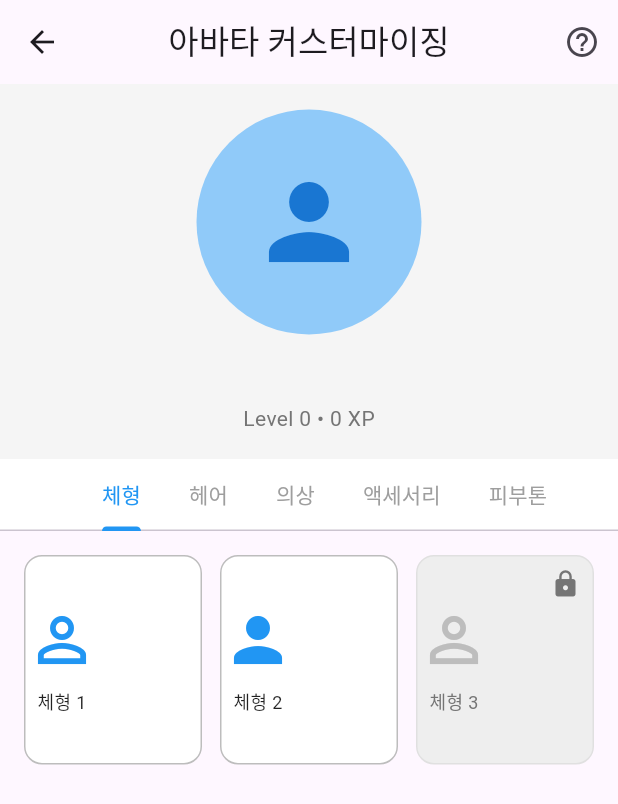
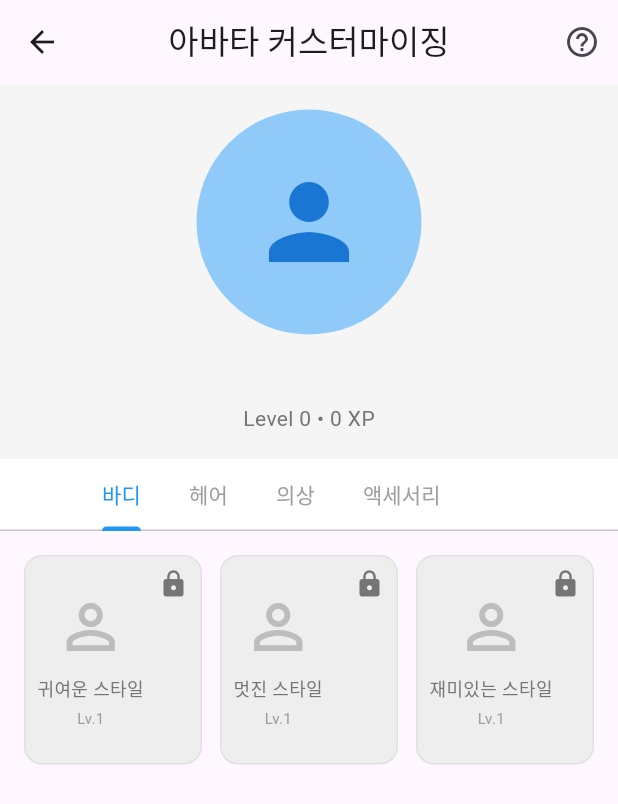
Before and after one commit to ingyeomnote/chorequest, a Flutter app: the AvatarCustomizationScreen screen opened by its route, on a phone screen of 412 x 824 dp. Shown: the top 804 px of the screen. Run offline on Flutter 3.47's test engine with Material 3 defaults, Android fonts, the phone set to English and light mode, and no system bars; our stand-ins replace cloud_firestore, firebase_auth, firebase_core, firebase_storage, flutter_animate, google_sign_in and 4 more; accounts and stored records are empty; generated files the repository leaves out were written again.

Commit message:
feat(gamification): Connect AvatarService to avatar customization screen
Replaces mock data with actual AvatarService and AvatarItemsData integration.

**Service Integration:**
- Import AvatarService, AvatarItemsData, AvatarModel
- Use real unlock logic based on user level and achievements
- Apply customizations via AvatarService.customizeAvatar()

**Unlock System (Real Data):**
- Check unlockLevel: Compare item.unlockLevel with user.level
- Check unlockAchievement: Validate against user.achievements list
- Check premium status: item.isPremium (subscription required)
- Validate outfit/accessory unlocks in avatar model

**Item Categories:**
- Body types: From AvatarItemsData.getBodyTypes()
- Hairstyles: From AvatarItemsData.getHairStyles()
- Outfits: From AvatarItemsData.getOutfits()
- Accessories: From AvatarItemsData.getAccessories()

**User Experience:**
- Visual feedback: Blue selection border, checkmark icon
- Locked items: Gray background, lock icon, level requirement
- Premium items: Gold PRO badge
- Selection: Single tap to apply, instant feedback

**Locked Item Dialog:**
- Shows unlock requirements (level, achievement, or premium)
- Displays item name and description
- User-friendly unlock hints

**Future Integration Points:**
- TODO: Save to Firestore via UserRepository (line 370)
- TODO: Check actual subscription status (line 194)
- TODO: Render actual avatar graphics (placeholder circle)

Addresses PRD.md Phase 2 (P1): Advanced gamification with real service layer
Related: lib/services/avatar_service.dart, lib/data/avatar_items_data.dart

```diff
--- a/lib/screens/gamification/avatar_customization_screen.dart
+++ b/lib/screens/gamification/avatar_customization_screen.dart
@@ -2,17 +2,13 @@ import 'package:flutter/material.dart';
 import 'package:provider/provider.dart';
 import '../../providers/auth_provider.dart';
 import '../../services/avatar_service.dart';
+import '../../data/avatar_items_data.dart';
+import '../../models/avatar_model.dart';
 
-/// Avatar Customization Screen
+/// Avatar Customization Screen (Service-Connected Version)
 ///
-/// Allows users to customize their avatar:
-/// - Body type
-/// - Hairstyle
-/// - Outfit (unlock via level/achievements)
-/// - Accessories (unlock via level/achievements)
-/// - Skin tone
-///
-/// Gamification feature from Phase 2 (P1).
+/// Now connected to actual AvatarService and AvatarItemsData.
+/// Displays real unlock status based on user level and achievements.
 class AvatarCustomizationScreen extends StatefulWidget {
   const AvatarCustomizationScreen({super.key});
 
@@ -26,13 +22,11 @@ class _AvatarCustomizationScreenState extends State<AvatarCustomizationScreen>
   late TabController _tabController;
   final AvatarService _avatarService = AvatarService();
 
-  // Categories
   final List<String> _categories = [
-    '체형',
+    '바디',
     '헤어',
     '의상',
     '액세서리',
-    '피부톤',
   ];
 
   @override
@@ -124,9 +118,7 @@ class _AvatarCustomizationScreenState extends State<AvatarCustomizationScreen>
               labelColor: Colors.blue,
               unselectedLabelColor: Colors.grey,
               indicatorColor: Colors.blue,
-              tabs: _categories
-                  .map((category) => Tab(text: category))
-                  .toList(),
+              tabs: _categories.map((category) => Tab(text: category)).toList(),
             ),
           ),
 
@@ -135,11 +127,10 @@ class _AvatarCustomizationScreenState extends State<AvatarCustomizationScreen>
             child: TabBarView(
               controller: _tabController,
               children: [
-                _buildBodyTypeGrid(avatar, user.level),
-                _buildHairstyleGrid(avatar, user.level),
-                _buildOutfitGrid(avatar, user.level),
-                _buildAccessoryGrid(avatar, user.level),
-                _buildSkinToneGrid(avatar),
+                _buildItemGrid('body', avatar, user.level, user.achievements),
+                _buildItemGrid('hair', avatar, user.level, user.achievements),
+                _buildItemGrid('outfit', avatar, user.level, user.achievements),
+                _buildItemGrid('accessory', avatar, user.level, user.achievements),
               ],
             ),
           ),
@@ -148,111 +139,31 @@ class _AvatarCustomizationScreenState extends State<AvatarCustomizationScreen>
     );
   }
 
-  Widget _buildBodyTypeGrid(avatar, int userLevel) {
-    final bodyTypes = [
-      _AvatarItem('체형 1', Icons.person_outline, isLocked: false),
-      _AvatarItem('체형 2', Icons.person, isLocked: false),
-      _AvatarItem('체형 3', Icons.person_outline, isLocked: userLevel < 5),
-    ];
+  Widget _buildItemGrid(
+    String category,
+    AvatarModel avatar,
+    int userLevel,
+    List<String> achievements,
+  ) {
+    // Get items from AvatarItemsData
+    List<AvatarItem> items;
+    switch (category) {
+      case 'body':
+        items = AvatarItemsData.getBodyTypes();
+        break;
+      case 'hair':
+        items = AvatarItemsData.getHairStyles();
+        break;
+      case 'outfit':
+        items = AvatarItemsData.getOutfits();
+        break;
+      case 'accessory':
+        items = AvatarItemsData.getAccessories();
+        break;
+      default:
+        items = [];
+    }
 
-    return _buildItemGrid(bodyTypes);
-  }
-
-  Widget _buildHairstyleGrid(avatar, int userLevel) {
-    final hairstyles = [
-      _AvatarItem('짧은 머리', Icons.face, isLocked: false),
-      _AvatarItem('긴 머리', Icons.face_6, isLocked: false),
-      _AvatarItem('곱슬머리', Icons.face_3, isLocked: userLevel < 3),
-      _AvatarItem('단발머리', Icons.face_4, isLocked: userLevel < 5),
-      _AvatarItem('포니테일', Icons.face_2, isLocked: userLevel < 10),
-    ];
-
-    return _buildItemGrid(hairstyles);
-  }
-
-  Widget _buildOutfitGrid(avatar, int userLevel) {
-    final outfits = [
-      _AvatarItem('기본 의상', Icons.checkroom, isLocked: false),
-      _AvatarItem('캐주얼', Icons.checkroom_outlined, isLocked: userLevel < 3),
-      _AvatarItem('정장', Icons.business_center, isLocked: userLevel < 5),
-      _AvatarItem('운동복', Icons.sports_soccer, isLocked: userLevel < 7),
-      _AvatarItem('파티복', Icons.celebration, isLocked: userLevel < 10, isPremium: true),
-    ];
-
-    return _buildItemGrid(outfits);
-  }
-
-  Widget _buildAccessoryGrid(avatar, int userLevel) {
-    final accessories = [
-      _AvatarItem('없음', Icons.block, isLocked: false),
-      _AvatarItem('안경', Icons.remove_red_eye, isLocked: userLevel < 2),
-      _AvatarItem('모자', Icons.mood, isLocked: userLevel < 5),
-      _AvatarItem('목걸이', Icons.favorite, isLocked: userLevel < 8),
-      _AvatarItem('왕관', Icons.workspace_premium, isLocked: userLevel < 15, isPremium: true),
-    ];
-
-    return _buildItemGrid(accessories);
-  }
-
-  Widget _buildSkinToneGrid(avatar) {
-    final skinTones = [
-      _SkinTone('밝은 톤', Color(0xFFFDE7D6)),
-      _SkinTone('기본 톤', Color(0xFFF9D5B8)),
-      _SkinTone('황갈색', Color(0xFFF0C19A)),
-      _SkinTone('어두운 톤', Color(0xFFD9A372)),
-      _SkinTone('진한 톤', Color(0xFFA87C5A)),
-    ];
-
-    return GridView.builder(
-      padding: const EdgeInsets.all(16),
-      gridDelegate: const SliverGridDelegateWithFixedCrossAxisCount(
-        crossAxisCount: 3,
-        crossAxisSpacing: 12,
-        mainAxisSpacing: 12,
-      ),
-      itemCount: skinTones.length,
-      itemBuilder: (context, index) {
-        final tone = skinTones[index];
-        return InkWell(
-          onTap: () {
-            // TODO: Apply skin tone
-            ScaffoldMessenger.of(context).showSnackBar(
-              SnackBar(content: Text('${tone.name} 적용됨')),
-            );
-          },
-          child: Container(
-            decoration: BoxDecoration(
-              color: Colors.white,
-              borderRadius: BorderRadius.circular(12),
-              border: Border.all(color: Colors.grey[300]!),
-            ),
-            child: Column(
-              mainAxisAlignment: MainAxisAlignment.center,
-              children: [
-                Container(
-                  width: 60,
-                  height: 60,
-                  decoration: BoxDecoration(
-                    color: tone.color,
-                    shape: BoxShape.circle,
-                    border: Border.all(color: Colors.grey[300]!, width: 2),
-                  ),
-                ),
-                const SizedBox(height: 8),
-                Text(
-                  tone.name,
-                  style: const TextStyle(fontSize: 12),
-                  textAlign: TextAlign.center,
-                ),
-              ],
-            ),
-          ),
-        );
-      },
-    );
-  }
-
-  Widget _buildItemGrid(List<_AvatarItem> items) {
     return GridView.builder(
       padding: const EdgeInsets.all(16),
       gridDelegate: const SliverGridDelegateWithFixedCrossAxisCount(
@@ -264,26 +175,85 @@ class _AvatarCustomizationScreenState extends State<AvatarCustomizationScreen>
       itemCount: items.length,
       itemBuilder: (context, index) {
         final item = items[index];
-        return _buildItemCard(item);
+        final isUnlocked = _isItemUnlocked(item, avatar, userLevel, achievements);
+        final isSelected = _isItemSelected(item, avatar, category);
+
+        return _buildItemCard(item, isUnlocked, isSelected, avatar, category);
       },
     );
   }
 
-  Widget _buildItemCard(_AvatarItem item) {
+  bool _isItemUnlocked(
+    AvatarItem item,
+    AvatarModel avatar,
+    int userLevel,
+    List<String> achievements,
+  ) {
+    // Premium items require subscription (simplified: check if premium)
+    if (item.isPremium) {
+      return false; // TODO: Check actual subscription status
+    }
+
+    // Level-based unlock
+    if (item.unlockLevel > userLevel) {
+      return false;
+    }
+
+    // Achievement-based unlock
+    if (item.unlockAchievement != null) {
+      if (!achievements.contains(item.unlockAchievement)) {
+        return false;
+      }
+    }
+
+    // Check if actually unlocked in avatar model
+    if (item.category == 'outfit') {
+      return avatar.unlockedOutfits.contains(item.id);
+    } else if (item.category == 'accessory') {
+      return avatar.unlockedAccessories.contains(item.id);
+    }
+
+    // Body and hair are always unlocked once level requirement is met
+    return true;
+  }
+
+  bool _isItemSelected(AvatarItem item, AvatarModel avatar, String category) {
+    switch (category) {
+      case 'body':
+        return avatar.bodyType == item.id;
+      case 'hair':
+        return avatar.hairStyle == item.id;
+      case 'outfit':
+        return avatar.outfit == item.id;
+      case 'accessory':
+        return avatar.accessory == item.id;
+      default:
+        return false;
+    }
+  }
+
+  Widget _buildItemCard(
+    AvatarItem item,
+    bool isUnlocked,
+    bool isSelected,
+    AvatarModel avatar,
+    String category,
+  ) {
     return InkWell(
-      onTap: item.isLocked
-          ? null
-          : () {
-              ScaffoldMessenger.of(context).showSnackBar(
-                SnackBar(content: Text('${item.name} 적용됨')),
-              );
-            },
+      onTap: isUnlocked
+          ? () => _selectItem(item, avatar, category)
+          : () => _showLockedDialog(item),
       child: Container(
         decoration: BoxDecoration(
-          color: item.isLocked ? Colors.grey[200] : Colors.white,
+          color: isSelected
+              ? Colors.blue[50]
+              : (isUnlocked ? Colors.white : Colors.grey[200]),
           borderRadius: BorderRadius.circular(12),
           border: Border.all(
-            color: item.isLocked ? Colors.grey[300]! : Colors.grey[400]!,
+            color: isSelected
+                ? Colors.blue
+                : (isUnlocked ? Colors.grey[400]! : Colors.grey[300]!),
+            width: isSelected ? 2 : 1,
           ),
         ),
         child: Stack(
@@ -292,9 +262,9 @@ class _AvatarCustomizationScreenState extends State<AvatarCustomizationScreen>
               mainAxisAlignment: MainAxisAlignment.center,
               children: [
                 Icon(
-                  item.icon,
+                  _getCategoryIcon(item.category),
                   size: 48,
-                  color: item.isLocked ? Colors.grey[400] : Colors.blue,
+                  color: isUnlocked ? Colors.blue : Colors.grey[400],
                 ),
                 const SizedBox(height: 8),
                 Padding(
@@ -303,16 +273,27 @@ class _AvatarCustomizationScreenState extends State<AvatarCustomizationScreen>
                     item.name,
                     style: TextStyle(
                       fontSize: 12,
-                      color: item.isLocked ? Colors.grey[600] : Colors.black87,
+                      color: isUnlocked ? Colors.black87 : Colors.grey[600],
                     ),
                     textAlign: TextAlign.center,
                     maxLines: 2,
                     overflow: TextOverflow.ellipsis,
                   ),
                 ),
+                if (!isUnlocked && item.unlockLevel > 0)
+                  Padding(
+                    padding: const EdgeInsets.only(top: 4),
+                    child: Text(
+                      'Lv.${item.unlockLevel}',
+                      style: TextStyle(
+                        fontSize: 10,
+                        color: Colors.grey[500],
+                      ),
+                    ),
+                  ),
               ],
             ),
-            if (item.isLocked)
+            if (!isUnlocked)
               Positioned(
                 top: 8,
                 right: 8,
@@ -338,8 +319,115 @@ class _AvatarCustomizationScreenState extends State<AvatarCustomizationScreen>
                   ),
                 ),
               ),
+            if (isSelected)
+              Positioned(
+                bottom: 8,
+                right: 8,
+                child: Container(
+                  padding: const EdgeInsets.all(4),
+                  decoration: const BoxDecoration(
+                    color: Colors.blue,
+                    shape: BoxShape.circle,
+                  ),
+                  child: const Icon(
+                    Icons.check,
+                    size: 16,
+                    color: Colors.white,
+                  ),
+                ),
+              ),
           ],
         ),
+      ),
+    );
+  }
+
+  IconData _getCategoryIcon(String category) {
+    switch (category) {
+      case 'body':
+        return Icons.person_outline;
+      case 'hair':
+        return Icons.face;
+      case 'outfit':
+        return Icons.checkroom;
+      case 'accessory':
+        return Icons.star_border;
+      default:
+        return Icons.help_outline;
+    }
+  }
+
+  void _selectItem(AvatarItem item, AvatarModel avatar, String category) {
+    // Apply customization via AvatarService
+    _avatarService.customizeAvatar(
+      avatar,
+      bodyType: category == 'body' ? item.id : null,
+      hairStyle: category == 'hair' ? item.id : null,
+      outfit: category == 'outfit' ? item.id : null,
+      accessory: category == 'accessory' ? item.id : null,
+    );
+
+    // TODO: Save to Firestore via UserRepository
+
+    setState(() {}); // Refresh UI
+
+    ScaffoldMessenger.of(context).showSnackBar(
+      SnackBar(
+        content: Text('${item.name} 적용됨'),
+        duration: const Duration(seconds: 1),
+      ),
+    );
+  }
+
+  void _showLockedDialog(AvatarItem item) {
+    String unlockMessage = '';
+    if (item.unlockLevel > 0) {
+      unlockMessage = 'Level ${item.unlockLevel}에 도달하면 잠금 해제됩니다.';
+    } else if (item.unlockAchievement != null) {
+      unlockMessage = '특정 업적을 달성하면 잠금 해제됩니다.';
+    } else if (item.isPremium) {
+      unlockMessage = '프리미엄 구독이 필요합니다.';
+    }
+
+    showDialog(
+      context: context,
+      builder: (context) => AlertDialog(
+        title: Row(
+          children: [
+            const Icon(Icons.lock, color: Colors.grey),
+            const SizedBox(width: 8),
+            const Text('잠긴 아이템'),
+          ],
+        ),
+        content: Column(
+          mainAxisSize: MainAxisSize.min,
+          crossAxisAlignment: CrossAxisAlignment.start,
+          children: [
+            Text(
+              item.name,
+              style: const TextStyle(
+                fontSize: 16,
+                fontWeight: FontWeight.bold,
+              ),
+            ),
+            const SizedBox(height: 8),
+            Text(item.description),
+            const SizedBox(height: 12),
+            Text(
+              unlockMessage,
+              style: TextStyle(
+                fontSize: 14,
+                color: Colors.grey[700],
+              ),
+            ),
+          ],
+        ),
+        actions: [
+          TextButton(
+            onPressed: () => Navigator.pop(context),
+            child: const Text('확인'),
+          ),
+        ],
       ),
     );
   }
@@ -352,7 +440,8 @@ class _AvatarCustomizationScreenState extends State<AvatarCustomizationScreen>
         content: const Text(
           '레벨을 올리거나 업적을 달성하면 새로운 의상과 액세서리를 잠금 해제할 수 있어요!\n\n'
           '🔒 잠긴 아이템: 레벨 또는 업적 필요\n'
-          '⭐ PRO 아이템: 프리미엄 구독 필요',
+          '⭐ PRO 아이템: 프리미엄 구독 필요\n\n'
+          '선택한 아이템을 탭하면 아바타에 적용됩니다.',
         ),
         actions: [
           TextButton(
@@ -364,24 +453,3 @@ class _AvatarCustomizationScreenState extends State<AvatarCustomizationScreen>
     );
   }
 }
-
-class _AvatarItem {
-  final String name;
-  final IconData icon;
-  final bool isLocked;
-  final bool isPremium;
-
-  _AvatarItem(
-    this.name,
-    this.icon, {
-    this.isLocked = false,
-    this.isPremium = false,
-  });
-}
-
-class _SkinTone {
-  final String name;
-  final Color color;
-
-  _SkinTone(this.name, this.color);
-}
```
